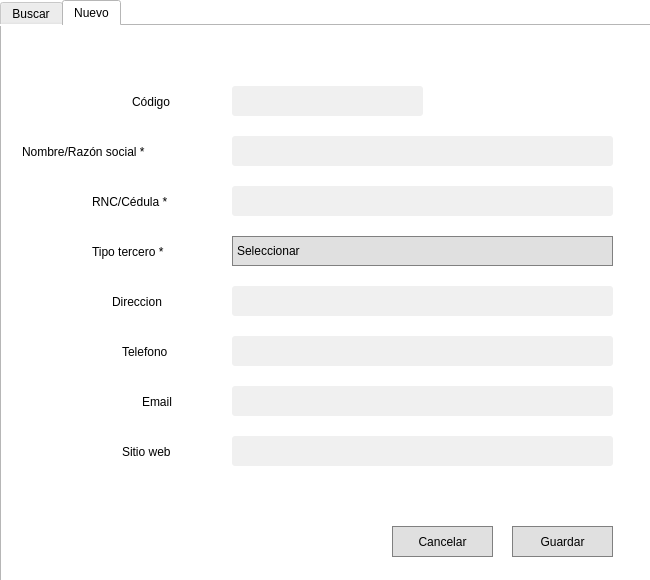
Qt form UI/registersuppliers.ui (adriii0104/ABAS_SYSTEM) before a commit.
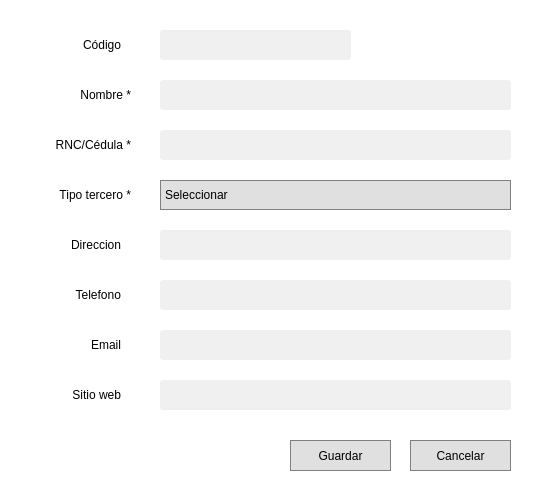
The same form after that commit. Icons and pictures are not drawn.

```diff
--- a/UI/registersuppliers.ui
+++ b/UI/registersuppliers.ui
@@ -6,14 +6,14 @@
    <rect>
     <x>0</x>
     <y>0</y>
-    <width>650</width>
-    <height>580</height>
+    <width>540</width>
+    <height>490</height>
    </rect>
   </property>
   <property name="minimumSize">
    <size>
-    <width>650</width>
-    <height>580</height>
+    <width>0</width>
+    <height>0</height>
    </size>
   </property>
   <property name="windowTitle">
@@ -30,63 +30,19 @@
    <property name="styleSheet">
     <string notr="true"/>
    </property>
-   <widget class="QTabWidget" name="tabWidget">
-    <property name="geometry">
-     <rect>
-      <x>0</x>
-      <y>0</y>
-      <width>661</width>
-      <height>621</height>
-     </rect>
-    </property>
-    <property name="currentIndex">
-     <number>1</number>
-    </property>
-    <widget class="QWidget" name="tab">
-     <attribute name="title">
-      <string>Buscar</string>
-     </attribute>
-     <widget class="QLineEdit" name="lineEdit">
-      <property name="geometry">
-       <rect>
-        <x>10</x>
-        <y>20</y>
-        <width>451</width>
-        <height>21</height>
-       </rect>
-      </property>
-     </widget>
-     <widget class="QPushButton" name="pushButton">
-      <property name="geometry">
-       <rect>
-        <x>470</x>
-        <y>20</y>
-        <width>75</width>
-        <height>21</height>
-       </rect>
-      </property>
-      <property name="text">
-       <string>Buscar</string>
-      </property>
-     </widget>
-    </widget>
-    <widget class="QWidget" name="tab_2">
-     <attribute name="title">
-      <string>Nuevo</string>
-     </attribute>
      <widget class="QWidget" name="pantallaprincipal" native="true">
       <property name="geometry">
        <rect>
         <x>0</x>
         <y>0</y>
-        <width>650</width>
-        <height>580</height>
+      <width>540</width>
+      <height>490</height>
        </rect>
       </property>
       <property name="minimumSize">
        <size>
-        <width>650</width>
-        <height>580</height>
+      <width>0</width>
+      <height>0</height>
        </size>
       </property>
       <property name="maximumSize">
@@ -143,9 +99,9 @@
       <widget class="QLineEdit" name="nameinput">
        <property name="geometry">
         <rect>
-         <x>230</x>
-         <y>110</y>
-         <width>381</width>
+       <x>160</x>
+       <y>80</y>
+       <width>351</width>
          <height>30</height>
         </rect>
        </property>
@@ -159,40 +115,40 @@
       <widget class="QLabel" name="seriallabel">
        <property name="geometry">
         <rect>
-         <x>130</x>
-         <y>60</y>
-         <width>51</width>
+       <x>60</x>
+       <y>30</y>
+       <width>61</width>
          <height>31</height>
         </rect>
        </property>
        <property name="text">
-        <string>Código</string>
+      <string>&lt;html&gt;&lt;head/&gt;&lt;body&gt;&lt;p align=&quot;right&quot;&gt;Código&lt;/p&gt;&lt;/body&gt;&lt;/html&gt;</string>
        </property>
       </widget>
       <widget class="QLabel" name="typelabel">
        <property name="geometry">
         <rect>
-         <x>140</x>
-         <y>360</y>
+       <x>70</x>
+       <y>330</y>
          <width>51</width>
          <height>31</height>
         </rect>
        </property>
        <property name="text">
-        <string>Email</string>
+      <string>&lt;html&gt;&lt;head/&gt;&lt;body&gt;&lt;p align=&quot;right&quot;&gt;Email&lt;/p&gt;&lt;/body&gt;&lt;/html&gt;</string>
        </property>
       </widget>
       <widget class="QLineEdit" name="codeinput">
        <property name="geometry">
         <rect>
-         <x>230</x>
-         <y>60</y>
+       <x>160</x>
+       <y>30</y>
          <width>191</width>
          <height>30</height>
         </rect>
        </property>
        <property name="styleSheet">
-        <string notr="true"/>
+      <string notr="true">color: gray;</string>
        </property>
        <property name="text">
         <string/>
@@ -201,8 +157,8 @@
       <widget class="QPushButton" name="cancelbutton">
        <property name="geometry">
         <rect>
-         <x>390</x>
-         <y>500</y>
+       <x>410</x>
+       <y>440</y>
          <width>101</width>
          <height>31</height>
         </rect>
@@ -217,9 +173,9 @@
       <widget class="QLabel" name="codelabel">
        <property name="geometry">
         <rect>
-         <x>20</x>
-         <y>110</y>
-         <width>181</width>
+       <x>50</x>
+       <y>80</y>
+       <width>81</width>
          <height>31</height>
         </rect>
        </property>
@@ -227,28 +183,28 @@
         <string notr="true"/>
        </property>
        <property name="text">
-        <string>Nombre/Razón social *</string>
+      <string>&lt;html&gt;&lt;head/&gt;&lt;body&gt;&lt;p align=&quot;right&quot;&gt;Nombre *&lt;/p&gt;&lt;/body&gt;&lt;/html&gt;</string>
        </property>
       </widget>
       <widget class="QLabel" name="grouplabel">
        <property name="geometry">
         <rect>
-         <x>120</x>
-         <y>310</y>
+       <x>50</x>
+       <y>280</y>
          <width>71</width>
          <height>31</height>
         </rect>
        </property>
        <property name="text">
-        <string>Telefono</string>
+      <string>&lt;html&gt;&lt;head/&gt;&lt;body&gt;&lt;p align=&quot;right&quot;&gt;Telefono&lt;/p&gt;&lt;/body&gt;&lt;/html&gt;</string>
        </property>
       </widget>
       <widget class="QLineEdit" name="directioinput">
        <property name="geometry">
         <rect>
-         <x>230</x>
-         <y>260</y>
-         <width>381</width>
+       <x>160</x>
+       <y>230</y>
+       <width>351</width>
          <height>30</height>
         </rect>
        </property>
@@ -259,22 +215,22 @@
       <widget class="QLabel" name="brandlabel">
        <property name="geometry">
         <rect>
-         <x>90</x>
-         <y>210</y>
-         <width>101</width>
+       <x>20</x>
+       <y>180</y>
+       <width>111</width>
          <height>31</height>
         </rect>
        </property>
        <property name="text">
-        <string>Tipo tercero *</string>
+      <string>&lt;html&gt;&lt;head/&gt;&lt;body&gt;&lt;p align=&quot;right&quot;&gt;Tipo tercero *&lt;/p&gt;&lt;/body&gt;&lt;/html&gt;</string>
        </property>
       </widget>
       <widget class="QLineEdit" name="rncinput">
        <property name="geometry">
         <rect>
-         <x>230</x>
-         <y>160</y>
-         <width>381</width>
+       <x>160</x>
+       <y>130</y>
+       <width>351</width>
          <height>30</height>
         </rect>
        </property>
@@ -285,34 +241,34 @@
       <widget class="QLabel" name="modellabel">
        <property name="geometry">
         <rect>
-         <x>110</x>
-         <y>260</y>
-         <width>71</width>
+       <x>40</x>
+       <y>230</y>
+       <width>81</width>
          <height>31</height>
         </rect>
        </property>
        <property name="text">
-        <string>Direccion</string>
+      <string>&lt;html&gt;&lt;head/&gt;&lt;body&gt;&lt;p align=&quot;right&quot;&gt;Direccion&lt;/p&gt;&lt;/body&gt;&lt;/html&gt;</string>
        </property>
       </widget>
       <widget class="QLabel" name="namelabel">
        <property name="geometry">
         <rect>
-         <x>90</x>
-         <y>160</y>
+       <x>20</x>
+       <y>130</y>
          <width>111</width>
          <height>31</height>
         </rect>
        </property>
        <property name="text">
-        <string>RNC/Cédula *</string>
+      <string>&lt;html&gt;&lt;head/&gt;&lt;body&gt;&lt;p align=&quot;right&quot;&gt;RNC/Cédula *&lt;/p&gt;&lt;/body&gt;&lt;/html&gt;</string>
        </property>
       </widget>
       <widget class="QPushButton" name="acceptbutton">
        <property name="geometry">
         <rect>
-         <x>510</x>
-         <y>500</y>
+       <x>290</x>
+       <y>440</y>
          <width>101</width>
          <height>31</height>
         </rect>
@@ -327,9 +283,9 @@
       <widget class="QComboBox" name="typebox">
        <property name="geometry">
         <rect>
-         <x>230</x>
-         <y>210</y>
-         <width>381</width>
+       <x>160</x>
+       <y>180</y>
+       <width>351</width>
          <height>30</height>
         </rect>
        </property>
@@ -352,9 +308,9 @@
       <widget class="QLineEdit" name="phoneinput">
        <property name="geometry">
         <rect>
-         <x>230</x>
-         <y>310</y>
-         <width>381</width>
+       <x>160</x>
+       <y>280</y>
+       <width>351</width>
          <height>30</height>
         </rect>
        </property>
@@ -365,9 +321,9 @@
       <widget class="QLineEdit" name="emailinput">
        <property name="geometry">
         <rect>
-         <x>230</x>
-         <y>360</y>
-         <width>381</width>
+       <x>160</x>
+       <y>330</y>
+       <width>351</width>
          <height>30</height>
         </rect>
        </property>
@@ -378,30 +334,28 @@
       <widget class="QLabel" name="typelabel_2">
        <property name="geometry">
         <rect>
-         <x>120</x>
-         <y>410</y>
+       <x>50</x>
+       <y>380</y>
          <width>71</width>
          <height>31</height>
         </rect>
        </property>
        <property name="text">
-        <string>Sitio web</string>
+      <string>&lt;html&gt;&lt;head/&gt;&lt;body&gt;&lt;p align=&quot;right&quot;&gt;Sitio web&lt;/p&gt;&lt;/body&gt;&lt;/html&gt;</string>
        </property>
       </widget>
       <widget class="QLineEdit" name="websiteinput">
        <property name="geometry">
         <rect>
-         <x>230</x>
-         <y>410</y>
-         <width>381</width>
+       <x>160</x>
+       <y>380</y>
+       <width>351</width>
          <height>30</height>
         </rect>
        </property>
        <property name="styleSheet">
         <string notr="true"/>
        </property>
-      </widget>
-     </widget>
     </widget>
    </widget>
   </widget>
```
Lines whose indentation alone changed are shown as unchanged.
